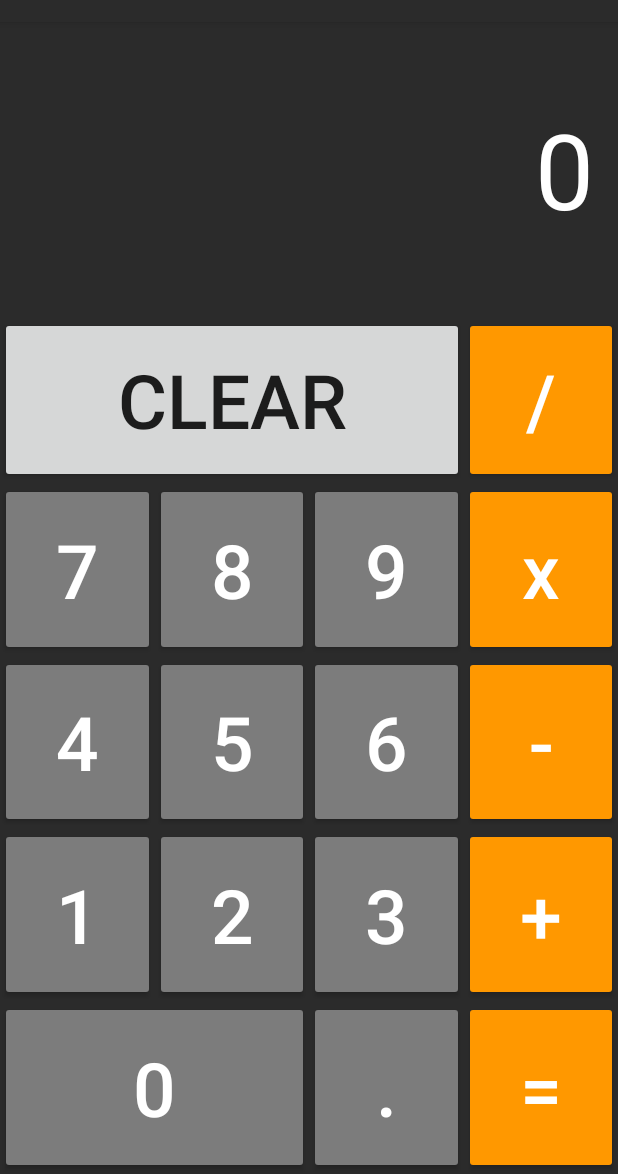
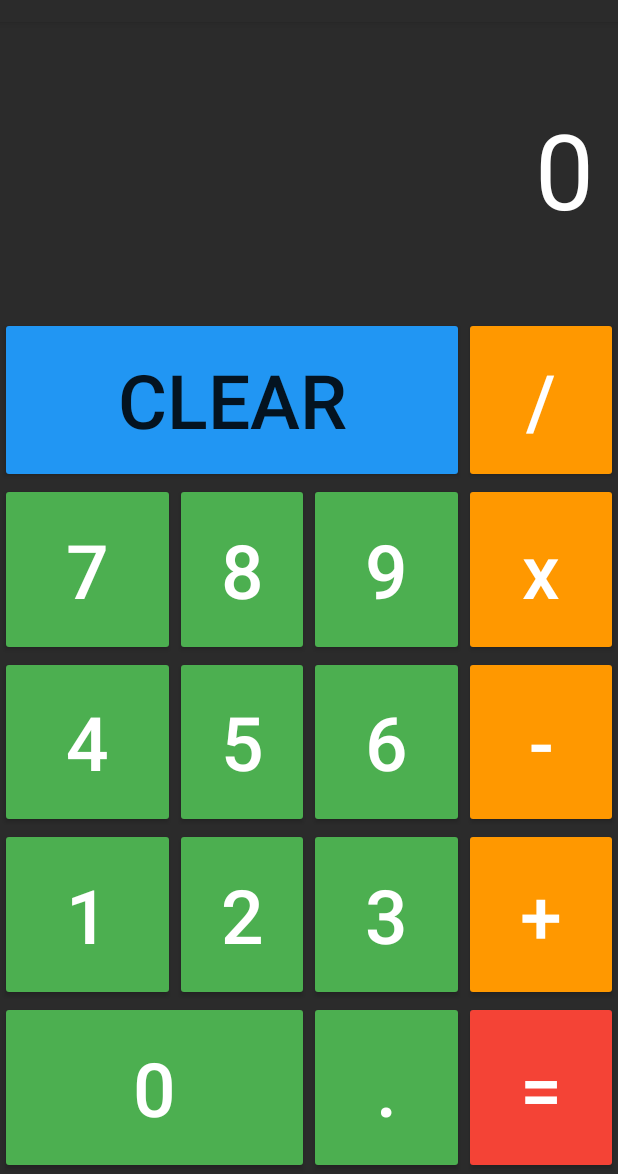
Before and after one commit to UnTalCamilo/calculadoraAS, an Android app: the screen it shows after launch (MainActivity), on a phone screen of 412 x 824 dp, the part 62-1236 px from its top. Run offline under Robolectric (Android 15) with nearby library versions, the phone set to English and light mode, and no system bars.

Commit message:
Actualización operación

```diff
--- a/app/src/main/java/com/alonsodelcid/calculadora/MainActivity.kt
+++ b/app/src/main/java/com/alonsodelcid/calculadora/MainActivity.kt
@@ -40,7 +40,8 @@ class MainActivity : AppCompatActivity() {
     }
 
     private fun numberPressed(num: String){
-        if(resultadoText.text == "0" && num != ".") {
+
+        if((resultadoText.text == "0" && num != ".") || operacion != SIN_OPERACION ) {
             resultadoText.text = "$num"
         } else {
             resultadoText.text = "${resultadoText.text}$num"
@@ -57,7 +58,7 @@ class MainActivity : AppCompatActivity() {
         this.operacion = operacion
         num1 = resultadoText.text.toString().toDouble()
 
-        resultadoText.text = "0"
+        resultadoText.text = "$num"
     }
 
     private fun resolvePressed(){
--- a/app/src/main/res/layout/activity_main.xml
+++ b/app/src/main/res/layout/activity_main.xml
@@ -47,7 +47,7 @@
         android:layout_width="wrap_content"
         android:layout_height="wrap_content"
         android:orientation="vertical"
-        app:layout_constraintGuide_percent="0.25" />
+        app:layout_constraintGuide_begin="117dp" />
 
     <androidx.constraintlayout.widget.Guideline
         android:id="@+id/guideline7"
@@ -83,6 +83,7 @@
         android:id="@+id/puntoBtn"
         android:layout_width="0dp"
         android:layout_height="0dp"
+        android:backgroundTint="#4CAF50"
         android:text="."
         android:textSize="50sp"
         android:theme="@style/CalculatorNumbers"
@@ -95,6 +96,7 @@
         android:id="@+id/ceroBtn"
         android:layout_width="0dp"
         android:layout_height="0dp"
+        android:backgroundTint="#4CAF50"
         android:text="0"
         android:textSize="50sp"
         android:theme="@style/CalculatorNumbers"
@@ -107,6 +109,7 @@
         android:id="@+id/unoBtn"
         android:layout_width="0dp"
         android:layout_height="0dp"
+        android:backgroundTint="#4CAF50"
         android:text="1"
         android:textSize="50sp"
         android:theme="@style/CalculatorNumbers"
@@ -119,6 +122,7 @@
         android:id="@+id/dosBtn"
         android:layout_width="0dp"
         android:layout_height="0dp"
+        android:backgroundTint="#4CAF50"
         android:text="2"
         android:textSize="50sp"
         android:theme="@style/CalculatorNumbers"
@@ -131,6 +135,7 @@
         android:id="@+id/tresBtn"
         android:layout_width="0dp"
         android:layout_height="0dp"
+        android:backgroundTint="#4CAF50"
         android:text="3"
         android:textSize="50sp"
         android:theme="@style/CalculatorNumbers"
@@ -143,6 +148,7 @@
         android:id="@+id/cuatroBtn"
         android:layout_width="0dp"
         android:layout_height="0dp"
+        android:backgroundTint="#4CAF50"
         android:text="4"
         android:textSize="50sp"
         android:theme="@style/CalculatorNumbers"
@@ -155,6 +161,7 @@
         android:id="@+id/cincoBtn"
         android:layout_width="0dp"
         android:layout_height="0dp"
+        android:backgroundTint="#4CAF50"
         android:text="5"
         android:textSize="50sp"
         android:theme="@style/CalculatorNumbers"
@@ -167,6 +174,7 @@
         android:id="@+id/seisBtn"
         android:layout_width="0dp"
         android:layout_height="0dp"
+        android:backgroundTint="#4CAF50"
         android:text="6"
         android:textSize="50sp"
         android:theme="@style/CalculatorNumbers"
@@ -179,6 +187,7 @@
         android:id="@+id/sieteBtn"
         android:layout_width="0dp"
         android:layout_height="0dp"
+        android:backgroundTint="#4CAF50"
         android:text="7"
         android:textSize="50sp"
         android:theme="@style/CalculatorNumbers"
@@ -191,6 +200,7 @@
         android:id="@+id/ochoBtn"
         android:layout_width="0dp"
         android:layout_height="0dp"
+        android:backgroundTint="#4CAF50"
         android:text="8"
         android:textSize="50sp"
         android:theme="@style/CalculatorNumbers"
@@ -203,6 +213,7 @@
         android:id="@+id/nueveBtn"
         android:layout_width="0dp"
         android:layout_height="0dp"
+        android:backgroundTint="#4CAF50"
         android:text="9"
         android:textSize="50sp"
         android:theme="@style/CalculatorNumbers"
@@ -264,6 +275,7 @@
         android:id="@+id/igualBtn"
         android:layout_width="0dp"
         android:layout_height="0dp"
+        android:backgroundTint="#F44336"
         android:text="="
         android:textSize="50sp"
         android:theme="@style/CalculatorOperations"
@@ -276,6 +288,7 @@
         android:id="@+id/clearBtn"
         android:layout_width="0dp"
         android:layout_height="0dp"
+        android:backgroundTint="#2196F3"
         android:text="CLEAR"
         android:textSize="50sp"
         app:layout_constraintBottom_toTopOf="@+id/guideline4"
```
